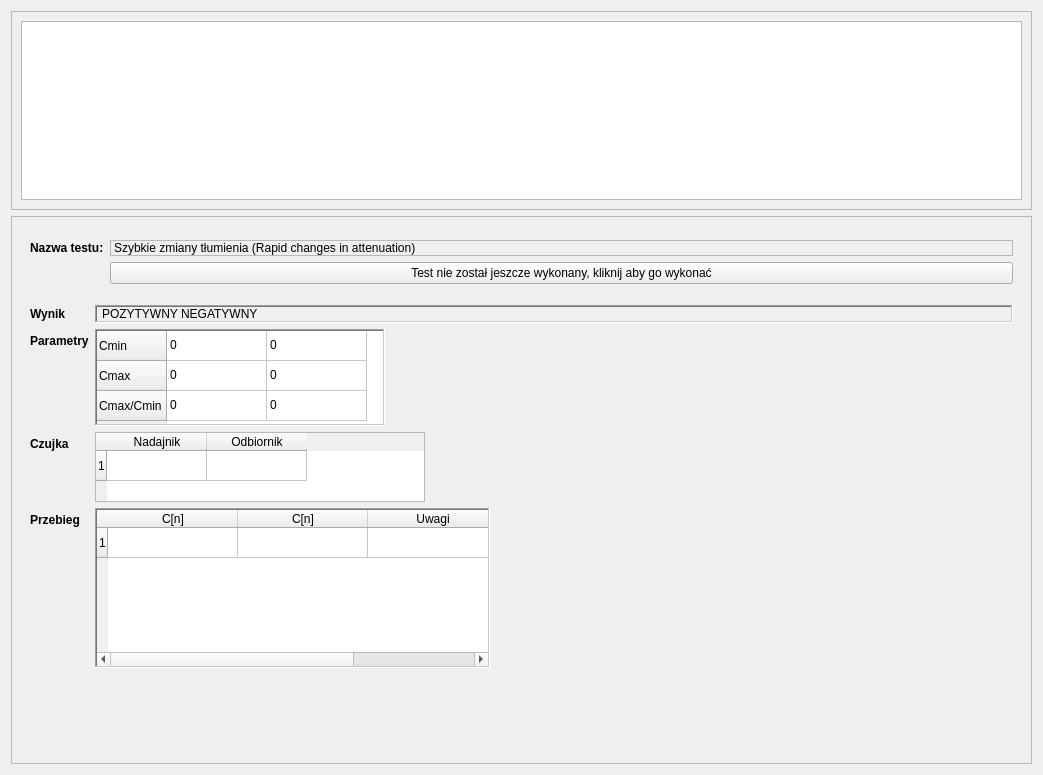
First picture: the form in CzujkiLinioweApp/listabadan.ui, repository wiacekmarcin/CzujkiLiniowe, before the edit.
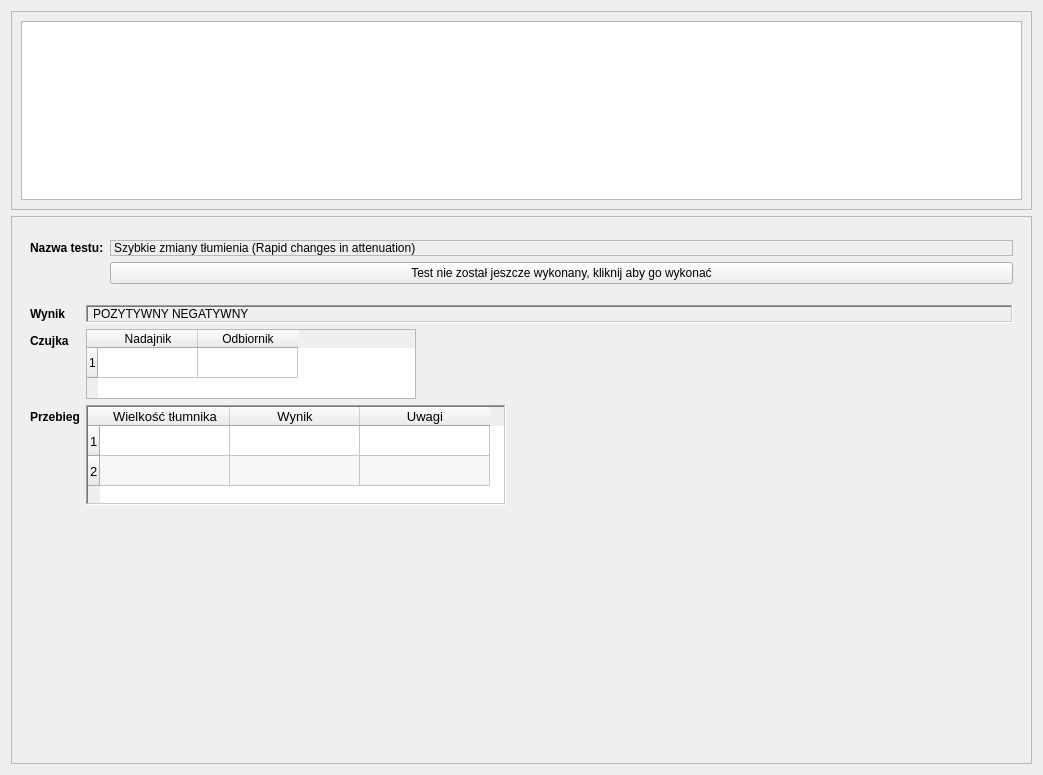
Second picture: the form after the edit. The open tabs and pages were chosen to show the change.

Commit message: Dziala szybkie zmiany tlumienia

```diff
--- a/CzujkiLinioweApp/listabadan.ui
+++ b/CzujkiLinioweApp/listabadan.ui
@@ -1320,7 +1320,7 @@
            <widget class="QWidget" name="szybkieZmianyTlumieniaWyniki" native="true">
             <layout class="QFormLayout" name="formLayoutszybkieZmianyTlumieniaWyniki">
              <item row="0" column="0">
-              <widget class="QLabel" name="szybkieZmianyTlumieniaResult">
+              <widget class="QLabel" name="etSzybkieZmianyTlumieniaResult">
                <property name="font">
                 <font>
                  <bold>true</bold>
@@ -1351,116 +1351,49 @@
               </widget>
              </item>
              <item row="1" column="0">
-              <widget class="QLabel" name="etszybkieZmianyTlumieniaParametry">
+              <widget class="QLabel" name="etSzybkieZmianyTlumieniaCzujka">
                <property name="font">
                 <font>
                  <bold>true</bold>
                 </font>
                </property>
                <property name="text">
-                <string>Parametry</string>
+                <string>Czujka</string>
                </property>
               </widget>
              </item>
              <item row="1" column="1">
-              <widget class="QTableWidget" name="szybkieZmianyTlumieniaTableParams">
-               <property name="sizePolicy">
-                <sizepolicy hsizetype="Minimum" vsizetype="Minimum">
-                 <horstretch>0</horstretch>
-                 <verstretch>0</verstretch>
-                </sizepolicy>
+              <widget class="QTableWidget" name="szybkieZmianyTlumieniatableCzujka">
+               <property name="minimumSize">
+                <size>
+                 <width>309</width>
+                 <height>70</height>
+                </size>
                </property>
                <property name="maximumSize">
                 <size>
-                 <width>290</width>
-                 <height>97</height>
+                 <width>330</width>
+                 <height>70</height>
                 </size>
                </property>
-               <property name="frameShape">
-                <enum>QFrame::WinPanel</enum>
-               </property>
-               <property name="verticalScrollBarPolicy">
-                <enum>Qt::ScrollBarAsNeeded</enum>
-               </property>
-               <property name="horizontalScrollBarPolicy">
-                <enum>Qt::ScrollBarAsNeeded</enum>
-               </property>
-               <property name="autoScroll">
-                <bool>false</bool>
-               </property>
-               <property name="editTriggers">
-                <set>QAbstractItemView::NoEditTriggers</set>
-               </property>
-               <property name="tabKeyNavigation">
-                <bool>false</bool>
-               </property>
-               <property name="showDropIndicator" stdset="0">
-                <bool>false</bool>
-               </property>
-               <property name="dragDropOverwriteMode">
-                <bool>false</bool>
-               </property>
-               <attribute name="horizontalHeaderVisible">
-                <bool>false</bool>
-               </attribute>
                <row>
                 <property name="text">
-                 <string>Cmin</string>
+                 <string>1</string>
                 </property>
                </row>
-               <row>
-                <property name="text">
-                 <string>Cmax</string>
-                </property>
-               </row>
-               <row>
-                <property name="text">
-                 <string>Cmax/Cmin</string>
-                </property>
-               </row>
                <column>
                 <property name="text">
-                 <string>Nazwa</string>
+                 <string>Nadajnik</string>
                 </property>
                </column>
                <column>
                 <property name="text">
-                 <string>Wartość</string>
+                 <string>Odbiornik</string>
                 </property>
                </column>
-               <item row="0" column="0">
-                <property name="text">
-                 <string>0</string>
-                </property>
-               </item>
-               <item row="0" column="1">
-                <property name="text">
-                 <string>0</string>
-                </property>
-               </item>
-               <item row="1" column="0">
-                <property name="text">
-                 <string>0</string>
-                </property>
-               </item>
-               <item row="1" column="1">
-                <property name="text">
-                 <string>0</string>
-                </property>
-               </item>
-               <item row="2" column="0">
-                <property name="text">
-                 <string>0</string>
-                </property>
-               </item>
-               <item row="2" column="1">
-                <property name="text">
-                 <string>0</string>
-                </property>
-               </item>
               </widget>
              </item>
-             <item row="3" column="0">
+             <item row="2" column="0">
               <widget class="QLabel" name="etSzybkieZmianyTlumieniaPrzebieg">
                <property name="font">
                 <font>
@@ -1472,20 +1405,25 @@
                </property>
               </widget>
              </item>
-             <item row="3" column="1">
+             <item row="2" column="1">
               <widget class="QTableWidget" name="szybkieZmianyTlumieniaTablePrzebieg">
                <property name="minimumSize">
                 <size>
-                 <width>395</width>
-                 <height>160</height>
+                 <width>420</width>
+                 <height>100</height>
                 </size>
                </property>
                <property name="maximumSize">
                 <size>
-                 <width>395</width>
-                 <height>160</height>
+                 <width>420</width>
+                 <height>100</height>
                 </size>
                </property>
+               <property name="font">
+                <font>
+                 <pointsize>10</pointsize>
+                </font>
+               </property>
                <property name="frameShape">
                 <enum>QFrame::WinPanel</enum>
                </property>
@@ -1542,14 +1480,19 @@
                  <string>1</string>
                 </property>
                </row>
+               <row>
+                <property name="text">
+                 <string>2</string>
+                </property>
+               </row>
                <column>
                 <property name="text">
-                 <string>C[n]</string>
+                 <string>Wielkość tłumnika</string>
                 </property>
                </column>
                <column>
                 <property name="text">
-                 <string>C[n]</string>
+                 <string>Wynik</string>
                 </property>
                </column>
                <column>
@@ -1559,7 +1502,7 @@
                </column>
               </widget>
              </item>
-             <item row="4" column="1">
+             <item row="3" column="1">
               <spacer name="verticalSpacerSzybkieZmianyTlumienia">
                <property name="orientation">
                 <enum>Qt::Vertical</enum>
@@ -1572,49 +1515,6 @@
                </property>
               </spacer>
              </item>
-             <item row="2" column="0">
-              <widget class="QLabel" name="etSzybkieZmianyTlumieniaCzujka">
-               <property name="font">
-                <font>
-                 <bold>true</bold>
-                </font>
-               </property>
-               <property name="text">
-                <string>Czujka</string>
-               </property>
-              </widget>
-             </item>
-             <item row="2" column="1">
-              <widget class="QTableWidget" name="szybkieZmianyTlumieniatableCzujka">
-               <property name="minimumSize">
-                <size>
-                 <width>309</width>
-                 <height>70</height>
-                </size>
-               </property>
-               <property name="maximumSize">
-                <size>
-                 <width>330</width>
-                 <height>70</height>
-                </size>
-               </property>
-               <row>
-                <property name="text">
-                 <string>1</string>
-                </property>
-               </row>
-               <column>
-                <property name="text">
-                 <string>Nadajnik</string>
-                </property>
-               </column>
-               <column>
-                <property name="text">
-                 <string>Odbiornik</string>
-                </property>
-               </column>
-              </widget>
-             </item>
             </layout>
            </widget>
           </item>
```
Left out of the diff: 6 changed lines with no effect on the pictures. The commit also changes 19 other files.
